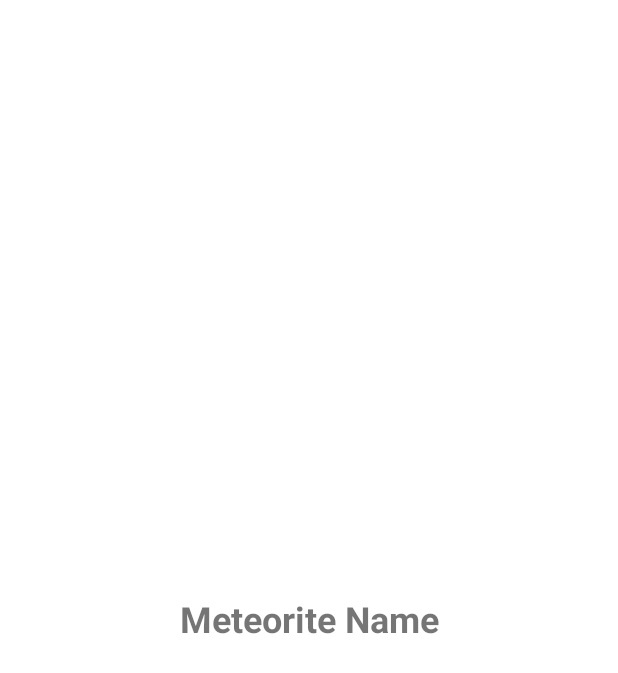
After one commit to TheSharpen/Meteorix, an Android app: the layout meteorite_detail_fragment.xml on its own in the app's theme, with its tools: preview values and no code run, on a phone screen of 412 x 824 dp. The commit adds this screen. Shown: the top 673 px of the screen. Run offline under Robolectric (Android 15) with nearby library versions, the phone set to English and light mode, and no system bars.

Commit message:
adding detailScreen + navigation

```diff
--- a/app/build.gradle
+++ b/app/build.gradle
@@ -18,6 +18,7 @@ android {
     }
 
     buildFeatures {
+        dataBinding true
         viewBinding = true
     }
     buildTypes {
--- /dev/null
+++ b/app/src/main/res/layout/meteorite_detail_fragment.xml
@@ -0,0 +1,20 @@
+<?xml version="1.0" encoding="utf-8"?>
+
+<androidx.constraintlayout.widget.ConstraintLayout xmlns:android="http://schemas.android.com/apk/res/android"
+    xmlns:app="http://schemas.android.com/apk/res-auto"
+    android:layout_width="match_parent"
+    android:layout_height="match_parent">
+
+    <TextView
+        android:id="@+id/tvMeteoriteName"
+        android:layout_width="wrap_content"
+        android:layout_height="wrap_content"
+        android:text="Meteorite Name"
+        android:textSize="24sp"
+        android:textStyle="bold"
+        app:layout_constraintBottom_toBottomOf="parent"
+        app:layout_constraintEnd_toEndOf="parent"
+        app:layout_constraintStart_toStartOf="parent"
+        app:layout_constraintTop_toTopOf="parent" />
+
+</androidx.constraintlayout.widget.ConstraintLayout>
```
Also changed, not shown: app/src/main/java/com/example/meteorix/MainActivity.kt (+34 -6 lines), app/src/main/java/com/example/meteorix/MeteoriteAdapter.kt (+16 -2 lines), app/src/main/java/com/example/meteorix/MeteoriteDetailFragment.kt (added, +43 -0 lines), app/src/main/res/layout/activity_main.xml (+10 -0 lines), app/src/main/res/layout/item_meteorite.xml (+15 -5 lines).
